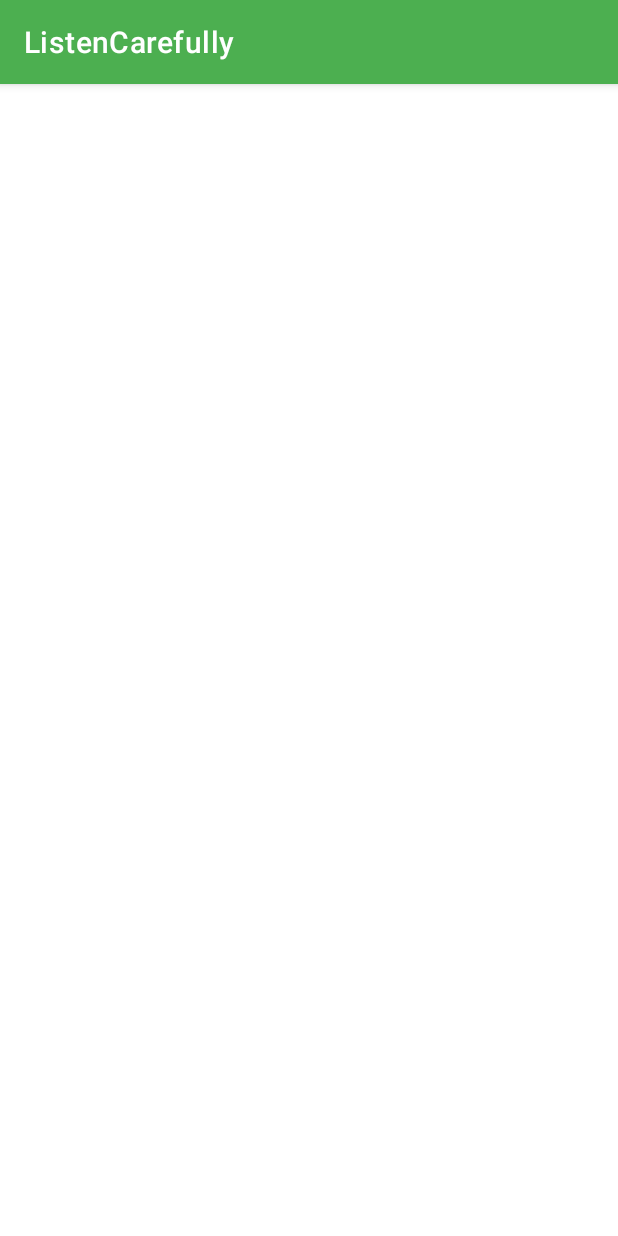
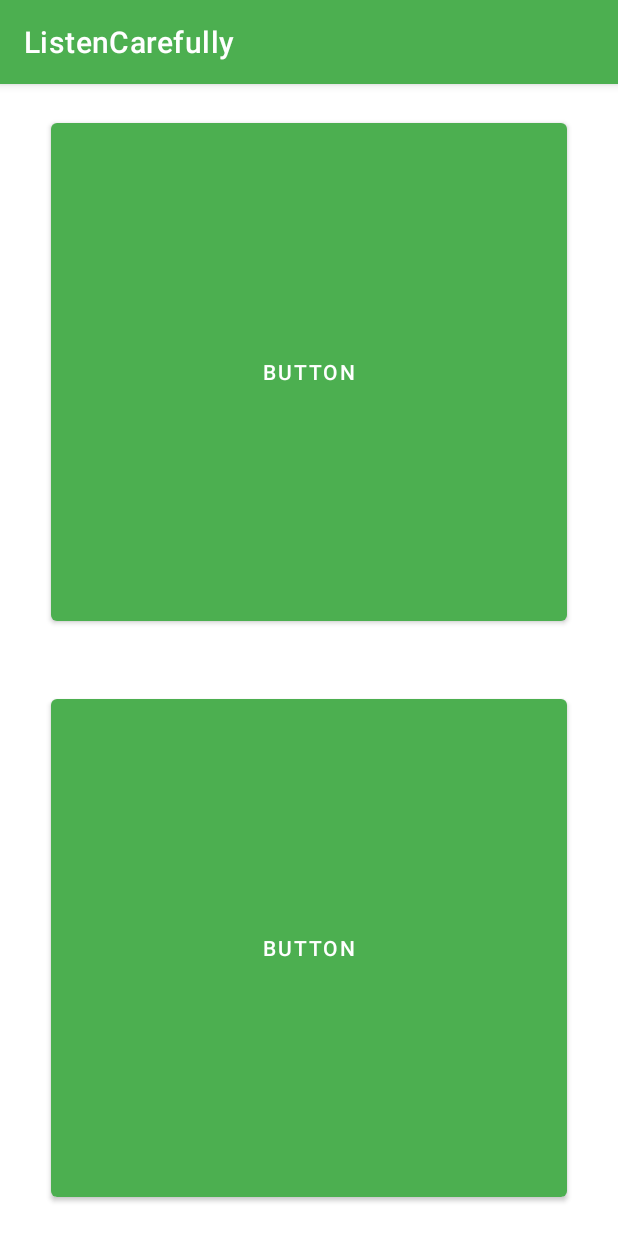
Before and after one commit to twaun95/Listen-Carefully, an Android app: the screen it shows after launch (RecordActivity), after a tap on "녹음", on a phone screen of 412 x 824 dp. Run offline under Robolectric (Android 15) with nearby library versions, the phone set to English and light mode, and no system bars; our stand-ins replace data binding.

Commit message:
ExoPlay factory

```diff
--- a/app/build.gradle
+++ b/app/build.gradle
@@ -47,4 +47,5 @@ dependencies {
     implementation dependenciesSet.glide.okhttp
 
     implementation dependenciesSet.lottie
+    implementation dependenciesSet.exoplayer
 }
--- a/app/src/main/AndroidManifest.xml
+++ b/app/src/main/AndroidManifest.xml
@@ -2,6 +2,8 @@
 <manifest xmlns:android="http://schemas.android.com/apk/res/android"
     xmlns:tools="http://schemas.android.com/tools"
     package="com.twaun95.listencarefully">
+
+    <uses-permission android:name="android.permission.INTERNET" />
 
     <application
         android:name=".LCApplication"
--- a/app/src/main/java/com/twaun95/listencarefully/LCApplication.kt
+++ b/app/src/main/java/com/twaun95/listencarefully/LCApplication.kt
@@ -1,7 +1,7 @@
 package com.twaun95.listencarefully
 
 import android.app.Application
-import com.twaun95.listencarefully.di.modules.ManagerModule
+import com.twaun95.listencarefully.di.modules.HandlerModule
 import com.twaun95.listencarefully.di.modules.ViewModelModule
 import org.koin.android.ext.koin.androidContext
 import org.koin.android.ext.koin.androidLogger
@@ -15,7 +15,7 @@ class LCApplication : Application() {
             androidLogger()
             androidContext(this@LCApplication)
             modules(
-                ManagerModule.module,
+                HandlerModule.module,
                 ViewModelModule.module
             )
         }
--- a/app/src/main/java/com/twaun95/listencarefully/di/modules/ManagerModule.kt
+++ b/app/src/main/java/com/twaun95/listencarefully/di/modules/HandlerModule.kt
@@ -1,14 +1,15 @@
 package com.twaun95.listencarefully.di.modules
 
+import com.twaun95.listencarefully.manager.sound.factory.ExoPlayerFactory
 import com.twaun95.listencarefully.manager.sound_effect.SoundEffectManager
-import org.koin.android.ext.koin.androidApplication
 import org.koin.android.ext.koin.androidContext
 import org.koin.core.module.Module
 import org.koin.dsl.module
 
-object ManagerModule : KoinModule{
+object HandlerModule : KoinModule{
     override val module: Module
         get() = module {
             single { SoundEffectManager(androidContext()) }
+            factory { ExoPlayerFactory(androidContext()) }
         }
 }
--- a/app/src/main/java/com/twaun95/listencarefully/di/modules/ViewModelModule.kt
+++ b/app/src/main/java/com/twaun95/listencarefully/di/modules/ViewModelModule.kt
@@ -13,7 +13,7 @@ object ViewModelModule : KoinModule{
     override val module: Module
         get() = module {
             viewModel { MainActivityViewModel() }
-            viewModel { SoundActivityViewModel() }
+            viewModel { SoundActivityViewModel(get()) }
             viewModel { SoundEffectActivityViewModel(get()) }
             viewModel { VideoActivityViewModel() }
             viewModel { RecordActivityViewModel() }
--- a/app/src/main/java/com/twaun95/listencarefully/manager/sound/ExoPlayer.kt
+++ /dev/null
@@ -1,4 +0,0 @@
-package com.twaun95.listencarefully.manager.sound
-
-class ExoPlayer {
-}
--- a/app/src/main/res/layout/activity_record.xml
+++ b/app/src/main/res/layout/activity_record.xml
@@ -1,5 +1,7 @@
 <?xml version="1.0" encoding="utf-8"?>
-<layout xmlns:android="http://schemas.android.com/apk/res/android">
+<layout xmlns:app="http://schemas.android.com/apk/res-auto"
+    xmlns:tools="http://schemas.android.com/tools"
+    xmlns:android="http://schemas.android.com/apk/res/android">
 
     <data>
 
@@ -9,5 +11,30 @@
         android:layout_width="match_parent"
         android:layout_height="match_parent">
 
+        <Button
+            android:id="@+id/button_record"
+            android:layout_width="0dp"
+            android:layout_height="0dp"
+            android:layout_margin="20dp"
+            android:text="Button"
+            app:layout_constraintBottom_toTopOf="@+id/button_play"
+            app:layout_constraintDimensionRatio="1"
+            app:layout_constraintEnd_toEndOf="parent"
+            app:layout_constraintHorizontal_bias="0.5"
+            app:layout_constraintStart_toStartOf="parent"
+            app:layout_constraintTop_toTopOf="parent" />
+
+        <Button
+            android:id="@+id/button_play"
+            android:layout_width="0dp"
+            android:layout_height="0dp"
+            android:layout_margin="20dp"
+            android:text="Button"
+            app:layout_constraintBottom_toBottomOf="parent"
+            app:layout_constraintDimensionRatio="1"
+            app:layout_constraintEnd_toEndOf="parent"
+            app:layout_constraintHorizontal_bias="0.5"
+            app:layout_constraintStart_toStartOf="parent"
+            app:layout_constraintTop_toBottomOf="@+id/button_record" />
     </androidx.constraintlayout.widget.ConstraintLayout>
 </layout>
--- a/app/src/main/res/layout/activity_video.xml
+++ b/app/src/main/res/layout/activity_video.xml
@@ -9,5 +9,10 @@
         android:layout_width="match_parent"
         android:layout_height="match_parent">
 
+        <com.google.android.exoplayer2.ui.PlayerView
+            android:id="@+id/video_player"
+            android:layout_width="match_parent"
+            android:layout_height="match_parent"/>
+
     </androidx.constraintlayout.widget.ConstraintLayout>
 </layout>
```
Also changed, not shown: app/src/main/java/com/twaun95/listencarefully/manager/sound/factory/ExoPlayerFactory.kt (added, +84 -0 lines), app/src/main/java/com/twaun95/listencarefully/presentation/ui/sound/SoundActivity.kt (+18 -2 lines), app/src/main/java/com/twaun95/listencarefully/presentation/ui/sound/SoundActivityViewModel.kt (+13 -1 lines), app/src/main/res/layout/activity_sound.xml (+73 -1 lines).
